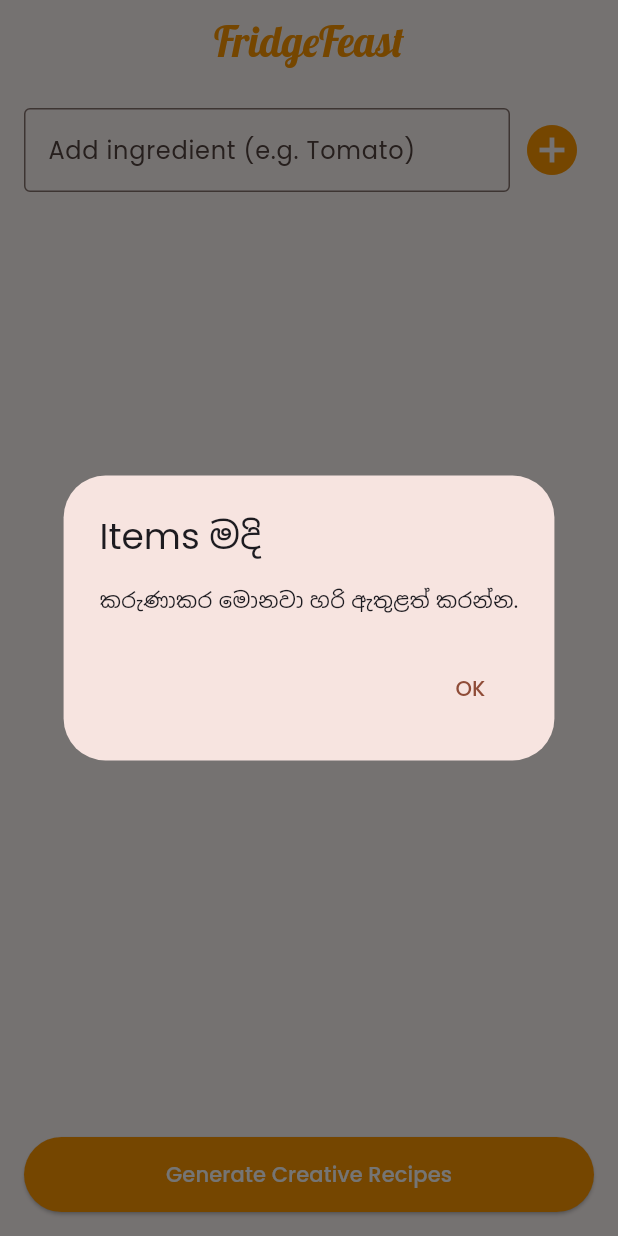
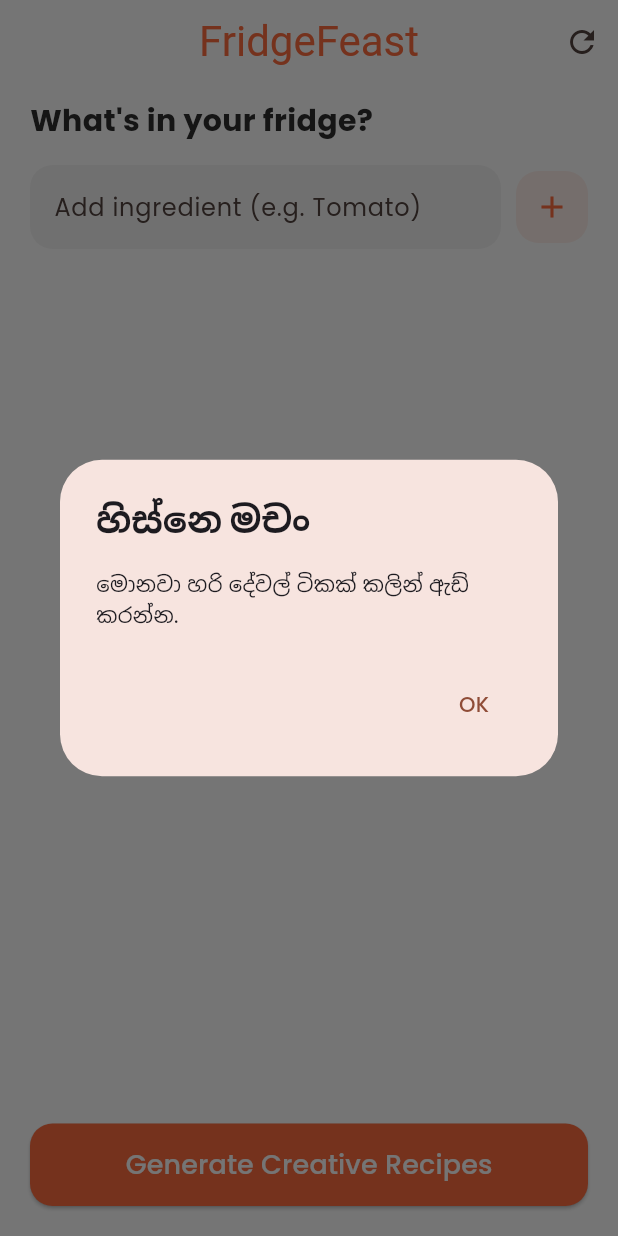
Before and after one commit to danithu17/fridge-to-table, a Flutter app: the screen it shows after launch, after a tap on "Generate Creative Recipes", on a phone screen of 412 x 824 dp. Run offline on Flutter 3.47's test engine with Material 3 defaults, Android fonts, the phone set to English and light mode, and no system bars; our stand-ins replace connectivity_plus, flutter_riverpod, google_fonts, google_generative_ai, google_mobile_ads, image_picker; network calls fail.

Commit message:
Update main.dart

```diff
--- a/lib/main.dart
+++ b/lib/main.dart
@@ -2,14 +2,14 @@
 import 'package:google_mobile_ads/google_mobile_ads.dart';
 import 'package:google_fonts/google_fonts.dart';
 import 'package:connectivity_plus/connectivity_plus.dart';
-import 'package:google_generative_ai/google_generative_ai.dart'; // AI එකට
-import 'package:image_picker/image_picker.dart'; // Photo ගන්න
+import 'package:google_generative_ai/google_generative_ai.dart';
+import 'package:image_picker/image_picker.dart';
 import 'dart:async';
 import 'dart:io';
 
 void main() async {
   WidgetsFlutterBinding.ensureInitialized();
-  await MobileAds.instance.initialize();
+  unawaited(MobileAds.instance.initialize());
   runApp(const FridgeFeastApp());
 }
 
@@ -20,10 +20,9 @@
   Widget build(BuildContext context) {
     return MaterialApp(
       debugShowCheckedModeBanner: false,
-      title: 'FridgeFeast',
       theme: ThemeData(
         useMaterial3: true,
-        colorSchemeSeed: Colors.deepOrange,
+        colorSchemeSeed: const Color(0xFFFF6D3F), // FridgeFeast Orange Theme
         textTheme: GoogleFonts.poppinsTextTheme(),
       ),
       home: const HomeScreen(),
@@ -41,20 +40,22 @@
 class _HomeScreenState extends State<HomeScreen> {
   BannerAd? _bannerAd;
   bool _isAdLoaded = false;
-  final TextEditingController _ingredientController = TextEditingController();
-  List<String> ingredients = [];
+  final TextEditingController _controller = TextEditingController();
+  final List<String> _ingredients = [];
   bool _isLoading = false;
+  late StreamSubscription<List<ConnectivityResult>> _connectivitySub;
 
   @override
   void initState() {
     super.initState();
     _initAd();
-    _checkConnectivity();
+    _checkInternet();
   }
 
+  // AdMob Setup - සල්ලි හම්බවෙන්න නම් පස්සේ ඔයාගේ Real ID එක මෙතනට දාන්න
   void _initAd() {
     _bannerAd = BannerAd(
-      adUnitId: 'ca-app-pub-3940256099942544/6300978111', // Test ID
+      adUnitId: 'ca-app-pub-7036399347927896/6074120884', // දැනට Test ID එකක් තියෙන්නේ
       request: const AdRequest(),
       size: AdSize.banner,
       listener: BannerAdListener(
@@ -64,133 +65,150 @@
     )..load();
   }
 
-  // Internet නැත්නම් Error එකක් දෙනවා
-  void _checkConnectivity() async {
-    var result = await Connectivity().checkConnectivity();
-    if (result.contains(ConnectivityResult.none)) {
-      _showError("No Connection", "AI වැඩ කරන්න ඉන්ටර්නෙට් ඕනේ මචං!");
+  // Internet නැති වුණොත් දැනුම් දෙනවා
+  void _checkInternet() {
+    _connectivitySub = Connectivity().onConnectivityChanged.listen((results) {
+      if (results.contains(ConnectivityResult.none)) {
+        _showErrorDialog("Connection Lost", "AI එක වැඩ කරන්න ඉන්ටර්නෙට් ඕනේ මචං!");
       }
+    });
   }
 
-  // AI එකෙන් Recipe Generate කරන තැන
+  void _showErrorDialog(String title, String msg) {
+    showDialog(
+      context: context,
+      builder: (c) => AlertDialog(
+        title: Text(title, style: const TextStyle(fontWeight: FontWeight.bold)),
+        content: Text(msg),
+        actions: [TextButton(onPressed: () => Navigator.pop(c), child: const Text("OK"))],
+      ),
+    );
+  }
+
+  // AI Recipe Generation Fix
   Future<void> _generateRecipes() async {
-    if (ingredients.isEmpty) {
-      _showError("Items මදි", "කරුණාකර මොනවා හරි ඇතුළත් කරන්න.");
+    if (_ingredients.isEmpty) {
+      _showErrorDialog("හිස්නෙ මචං", "මොනවා හරි දේවල් ටිකක් කලින් ඇඩ් කරන්න.");
       return;
     }
 
     setState(() => _isLoading = true);
 
     try {
-      // මෙතනට ඔයා අරගත්ත API Key එක දාන්න
-      const apiKey = "මෙතනට_ඔයාගේ_API_KEY_එක_පේස්ට්_කරන්න";
+      // මෙතනට ඔයාගේ Gemini API Key එක අනිවාර්යයෙන් දාන්න
+      const apiKey = "මෙතනට_ඔයාගේ_API_KEY_එක_දාන්න";
+      final model = GenerativeModel(model: 'gemini-1.5-flash', apiKey: apiKey);
 
-      // ERROR FIX: මෙතන version එක දාන්න එපා, කෙලින්ම මොඩල් එක විතරක් දෙන්න
-      final model = GenerativeModel(
-        model: 'gemini-1.5-flash',
-        apiKey: apiKey,
-      );
+      final prompt = "I have ${_ingredients.join(", ")} in my fridge. Give me 3 creative recipes.";
+      final response = await model.generateContent([Content.text(prompt)]);
 
-      final prompt = "I have ${ingredients.join(", ")} in my fridge. Give me 3 quick recipes.";
-      final content = [Content.text(prompt)];
-      final response = await model.generateContent(content);
-
-      _showResponse(response.text ?? "AI එකට උත්තරයක් දෙන්න බැරි වුණා.");
+      _showResultSheet(response.text ?? "සොරි මචං, AI එකට උත්තරයක් දෙන්න බැරි වුණා.");
     } catch (e) {
-      _showError("AI Error", "මොකක් හරි අවුලක් වුණා. API Key එක හරිද බලන්න.");
+      _showErrorDialog("AI Error", "API Key එක හෝ ඉන්ටර්නෙට් චෙක් කරන්න.");
     } finally {
       setState(() => _isLoading = false);
     }
   }
 
-  void _showError(String title, String msg) {
-    showDialog(
-      context: context,
-      builder: (c) => AlertDialog(
-        title: Text(title),
-        content: Text(msg),
-        actions: [TextButton(onPressed: () => Navigator.pop(c), child: const Text("OK"))],
-      ),
-    );
-  }
-
-  void _showResponse(String text) {
+  void _showResultSheet(String text) {
     showModalBottomSheet(
       context: context,
       isScrollControlled: true,
-      builder: (c) => Container(
-        padding: const EdgeInsets.all(20),
-        height: MediaQuery.of(context).size.height * 0.7,
-        child: SingleChildScrollView(child: Text(text)),
+      shape: const RoundedRectangleBorder(borderRadius: BorderRadius.vertical(top: Radius.circular(25))),
+      builder: (c) => DraggableScrollableSheet(
+        initialChildSize: 0.7,
+        expand: false,
+        builder: (context, scrollController) => Padding(
+          padding: const EdgeInsets.all(20.0),
+          child: SingleChildScrollView(controller: scrollController, child: Text(text)),
+        ),
       ),
     );
   }
 
   @override
+  void dispose() {
+    _bannerAd?.dispose();
+    _connectivitySub.cancel();
+    super.dispose();
+  }
+
+  @override
   Widget build(BuildContext context) {
     return Scaffold(
+      backgroundColor: Colors.white,
       appBar: AppBar(
-        title: Text("FridgeFeast", style: GoogleFonts.lobster(fontSize: 28, color: Colors.orange)),
+        title: Text("FridgeFeast", style: GoogleFonts.fredokaOne(color: const Color(0xFFFF6D3F), fontSize: 28)),
         centerTitle: true,
+        backgroundColor: Colors.white,
+        elevation: 0,
+        actions: [IconButton(onPressed: () => setState(() => _ingredients.clear()), icon: const Icon(Icons.refresh))],
       ),
       body: Column(
         children: [
           Padding(
-            padding: const EdgeInsets.all(16.0),
-            child: Row(
+            padding: const EdgeInsets.symmetric(horizontal: 20, vertical: 10),
+            child: Column(
+              crossAxisAlignment: CrossAxisAlignment.start,
+              children: [
+                const Text("What's in your fridge?", style: TextStyle(fontSize: 20, fontWeight: FontWeight.bold, color: Color(0xFF2D2D2D))),
+                const SizedBox(height: 15),
+                Row(
                   children: [
                     Expanded(
                       child: TextField(
-                    controller: _ingredientController,
-                    decoration: const InputDecoration(
+                        controller: _controller,
+                        decoration: InputDecoration(
                           hintText: "Add ingredient (e.g. Tomato)",
-                      border: OutlineInputBorder(),
+                          filled: true,
+                          fillColor: Colors.grey[100],
+                          border: OutlineInputBorder(borderRadius: BorderRadius.circular(15), borderSide: BorderSide.none),
                         ),
                       ),
                     ),
-                IconButton(
-                  icon: const Icon(Icons.add_circle, color: Colors.orange, size: 40),
-                  onPressed: () {
-                    if (_ingredientController.text.isNotEmpty) {
-                      setState(() {
-                        ingredients.add(_ingredientController.text);
-                        _ingredientController.clear();
-                      });
+                    const SizedBox(width: 10),
+                    _actionButton(Icons.add, () {
+                      if (_controller.text.isNotEmpty) {
+                        setState(() { _ingredients.add(_controller.text); _controller.clear(); });
                       }
-                  },
+                    }),
+                  ],
                 ),
               ],
             ),
           ),
 
+          // Ingredient List
           Expanded(
             child: ListView.builder(
-              itemCount: ingredients.length,
-              itemBuilder: (context, index) => ListTile(
-                leading: const Icon(Icons.check, color: Colors.green),
-                title: Text(ingredients[index]),
-                trailing: IconButton(
-                  icon: const Icon(Icons.delete, color: Colors.red),
-                  onPressed: () => setState(() => ingredients.removeAt(index)),
+              itemCount: _ingredients.length,
+              itemBuilder: (context, index) => Card(
+                margin: const EdgeInsets.symmetric(horizontal: 20, vertical: 5),
+                child: ListTile(
+                  title: Text(_ingredients[index]),
+                  trailing: IconButton(icon: const Icon(Icons.close, color: Colors.red), onPressed: () => setState(() => _ingredients.removeAt(index))),
                 ),
               ),
             ),
           ),
 
-          if (_isLoading) const CircularProgressIndicator(),
+          if (_isLoading) const CircularProgressIndicator(color: Color(0xFFFF6D3F)),
 
+          // Generate Button
           Padding(
-            padding: const EdgeInsets.all(16.0),
+            padding: const EdgeInsets.all(20),
             child: ElevatedButton(
               style: ElevatedButton.styleFrom(
-                backgroundColor: Colors.orange,
-                minimumSize: const Size(double.infinity, 50),
+                backgroundColor: const Color(0xFFFF6D3F),
+                minimumSize: const Size(double.infinity, 55),
+                shape: RoundedRectangleBorder(borderRadius: BorderRadius.circular(15)),
               ),
               onPressed: _generateRecipes,
-              child: const Text("Generate Creative Recipes", style: TextStyle(color: Colors.white)),
+              child: const Text("Generate Creative Recipes", style: TextStyle(fontSize: 18, color: Colors.white)),
             ),
           ),
 
+          // AdMob Banner
           if (_isAdLoaded)
             SizedBox(
               height: _bannerAd!.size.height.toDouble(),
@@ -201,4 +219,15 @@
       ),
     );
   }
+
+  Widget _actionButton(IconData icon, VoidCallback onTap) {
+    return GestureDetector(
+      onTap: onTap,
+      child: Container(
+        padding: const EdgeInsets.all(12),
+        decoration: BoxDecoration(color: const Color(0xFFFFF0EB), borderRadius: BorderRadius.circular(15)),
+        child: Icon(icon, color: const Color(0xFFFF6D3F)),
+      ),
+    );
   }
+}
```
Lines whose indentation alone changed are shown as unchanged.
